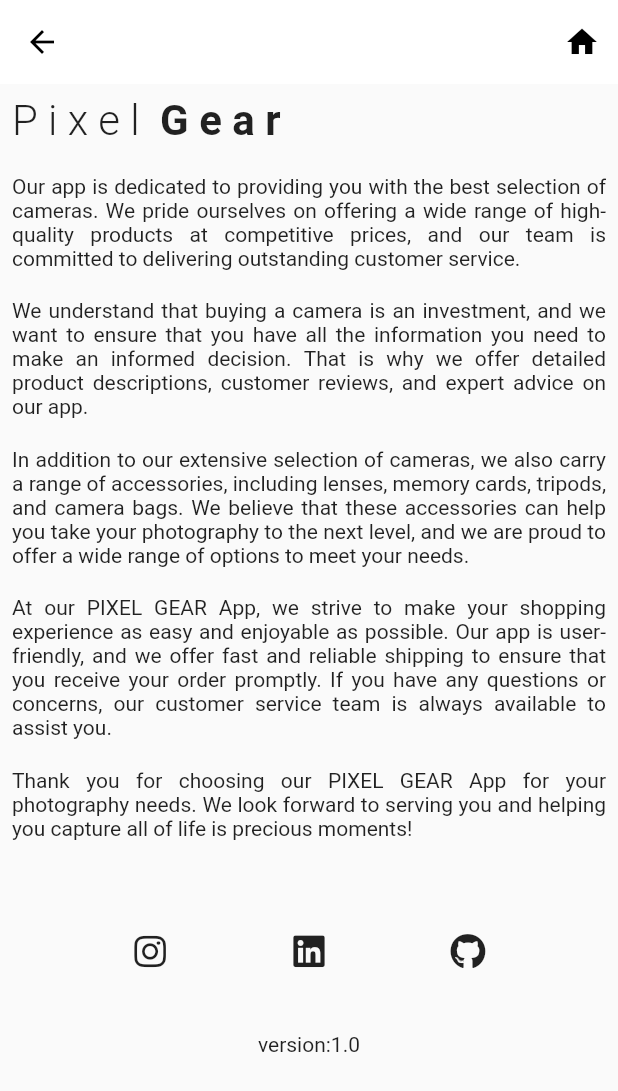
After one commit to ajeesh1989/E-commerce-Pixel-Gear, a Flutter app: the About screen opened directly, on a phone screen of 412 x 824 dp. The commit adds this screen. Shown: the top 1091 px of the screen. Run offline on Flutter 3.47's test engine with Material 2 defaults, Android fonts, the phone set to English and light mode, and no system bars; our stand-ins replace carousel_slider, device_preview, dio, flutter_otp_text_field, flutter_rating_bar, flutter_secure_storage and 8 more; missing offline and left inert: flutter_custom_cards, razorpay_flutter; accounts and stored records are empty.

Commit message:
about page done

```diff
--- /dev/null
+++ b/lib/screen/about/about.dart
@@ -0,0 +1,147 @@
+import 'package:flutter/material.dart';
+import 'package:font_awesome_flutter/font_awesome_flutter.dart';
+import 'package:get/get.dart';
+import 'package:pixel_gear/core/colors.dart';
+import 'package:pixel_gear/screen/BottomNavBar/View/bottomnav.dart';
+import 'package:pixel_gear/util/Box/box.dart';
+
+import 'package:url_launcher/url_launcher.dart';
+
+class About extends StatelessWidget {
+  const About({super.key});
+
+  @override
+  Widget build(BuildContext context) {
+    return Scaffold(
+      appBar: AppBar(
+        elevation: 0,
+        backgroundColor: kwhitecolor,
+        centerTitle: true,
+        // title: const Text(
+        //   'About - P i x e l  G e a r',
+        //   style: TextStyle(color: kblackcolor),
+        // ),
+        leading: IconButton(
+          onPressed: () {
+            Get.back();
+          },
+          icon: const Icon(
+            Icons.arrow_back,
+            color: kblackcolor,
+          ),
+        ),
+        actions: [
+          IconButton(
+              onPressed: () {
+                Get.to(() => BottomNavPage());
+              },
+              icon: const Icon(
+                Icons.home,
+                color: kblackcolor,
+              ))
+        ],
+      ),
+      body: Padding(
+        padding: const EdgeInsets.all(8.0),
+        child: SingleChildScrollView(
+          child: Column(
+            crossAxisAlignment: CrossAxisAlignment.start,
+            children: [
+              Row(
+                children: [
+                  RichText(
+                    text: const TextSpan(
+                      text: 'P i x e l  ',
+                      style: TextStyle(
+                          color: Colors.black87,
+                          fontSize: 28,
+                          fontWeight: FontWeight.w300),
+                      children: <TextSpan>[
+                        TextSpan(
+                            text: 'G e a r',
+                            style: TextStyle(fontWeight: FontWeight.bold)),
+                      ],
+                    ),
+                  ),
+                ],
+              ),
+              const Padding(
+                padding: EdgeInsets.only(top: 3.0),
+                child: Text(
+                    textAlign: TextAlign.justify,
+                    '\nOur app is dedicated to providing you with the best selection of cameras. We pride ourselves on offering a wide range of high-quality products at competitive prices, and our team is committed to delivering outstanding customer service.'),
+              ),
+              const Padding(
+                padding: EdgeInsets.only(top: 3.0),
+                child: Text(
+                    textAlign: TextAlign.justify,
+                    '\nWe understand that buying a camera is an investment, and we want to ensure that you have all the information you need to make an informed decision. That is why we offer detailed product descriptions, customer reviews, and expert advice on our app.'),
+              ),
+              const Padding(
+                padding: EdgeInsets.only(top: 3.0),
+                child: Text(
+                    textAlign: TextAlign.justify,
+                    '\nIn addition to our extensive selection of cameras, we also carry a range of accessories, including lenses, memory cards, tripods, and camera bags. We believe that these accessories can help you take your photography to the next level, and we are proud to offer a wide range of options to meet your needs.'),
+              ),
+              const Padding(
+                padding: EdgeInsets.only(top: 3.0),
+                child: Text(
+                    textAlign: TextAlign.justify,
+                    '\nAt our PIXEL GEAR App, we strive to make your shopping experience as easy and enjoyable as possible. Our app is user-friendly, and we offer fast and reliable shipping to ensure that you receive your order promptly. If you have any questions or concerns, our customer service team is always available to assist you.'),
+              ),
+              const Padding(
+                padding: EdgeInsets.only(top: 3.0),
+                child: Text(
+                    textAlign: TextAlign.justify,
+                    '\nThank you for choosing our PIXEL GEAR App for your photography needs. We look forward to serving you and helping you capture all of life is precious moments!'),
+              ),
+              Padding(
+                padding: const EdgeInsets.only(top: 40),
+                child: Padding(
+                  padding: const EdgeInsets.all(10.0),
+                  child: Column(
+                    children: [
+                      Row(
+                        mainAxisAlignment: MainAxisAlignment.spaceEvenly,
+                        children: [
+                          IconButton(
+                              onPressed: () async {
+                                launchUr(Uri.parse(
+                                    'https://instagram.com/ajeesh_aj_abi?igshid=YmMyMTA2M2Y='));
+                              },
+                              icon: const Icon(FontAwesomeIcons.instagram)),
+                          IconButton(
+                              onPressed: () async {
+                                launchUr(Uri.parse(
+                                    'https://www.linkedin.com/in/ajeesh-das-h-601938128/'));
+                              },
+                              icon: const Icon(FontAwesomeIcons.linkedin)),
+                          IconButton(
+                              onPressed: () async {
+                                launchUr(
+                                    Uri.parse('https://github.com/ajeesh1989'));
+                              },
+                              icon: const Icon(FontAwesomeIcons.github)),
+                        ],
+                      ),
+                      const Padding(
+                        padding: EdgeInsets.all(30.0),
+                        child: Center(child: Text('version:1.0')),
+                      ),
+                    ],
+                  ),
+                ),
+              ),
+            ],
+          ),
+        ),
+      ),
+    );
+  }
+
+  Future<void> launchUr(Uri url) async {
+    if (!await launchUrl(url)) {
+      throw 'Could not launch ';
+    }
+  }
+}
--- a/lib/screen/home/view/widgets/drawerWidget.dart
+++ b/lib/screen/home/view/widgets/drawerWidget.dart
@@ -7,6 +7,7 @@ import 'package:pixel_gear/screen/Cart/view/cart.dart';
 import 'package:pixel_gear/screen/Home/controller/home_controller.dart';
 import 'package:pixel_gear/screen/Order_place/view/order_place.dart';
 import 'package:pixel_gear/screen/Wishlist/view/wishlist.dart';
+import 'package:pixel_gear/screen/about/about.dart';
 import 'package:pixel_gear/screen/privacypolicy/privacy_policy.dart';
 import 'package:pixel_gear/screen/termsAndconditions/terms.dart';
 
@@ -187,7 +188,7 @@ class DrawerWidget extends GetView {
                 style: TextStyle(fontSize: 16, color: kblackcolor),
               ),
               onTap: () {
-                Get.back();
+                Get.to(() => About());
               },
             ),
             ListTile(
--- a/pubspec.yaml
+++ b/pubspec.yaml
@@ -51,7 +51,6 @@ dependencies:
 
 
 
-
   # The following adds the Cupertino Icons font to your application.
   # Use with the CupertinoIcons class for iOS style icons.
   cupertino_icons: ^1.0.2
@@ -59,6 +58,7 @@ dependencies:
   share_plus: ^6.3.1
   url_launcher: ^6.1.10
   device_preview: ^1.1.0
+  font_awesome_flutter: ^10.4.0
 
 dev_dependencies:
   flutter_test:
```
Also changed, not shown: pubspec.lock.
